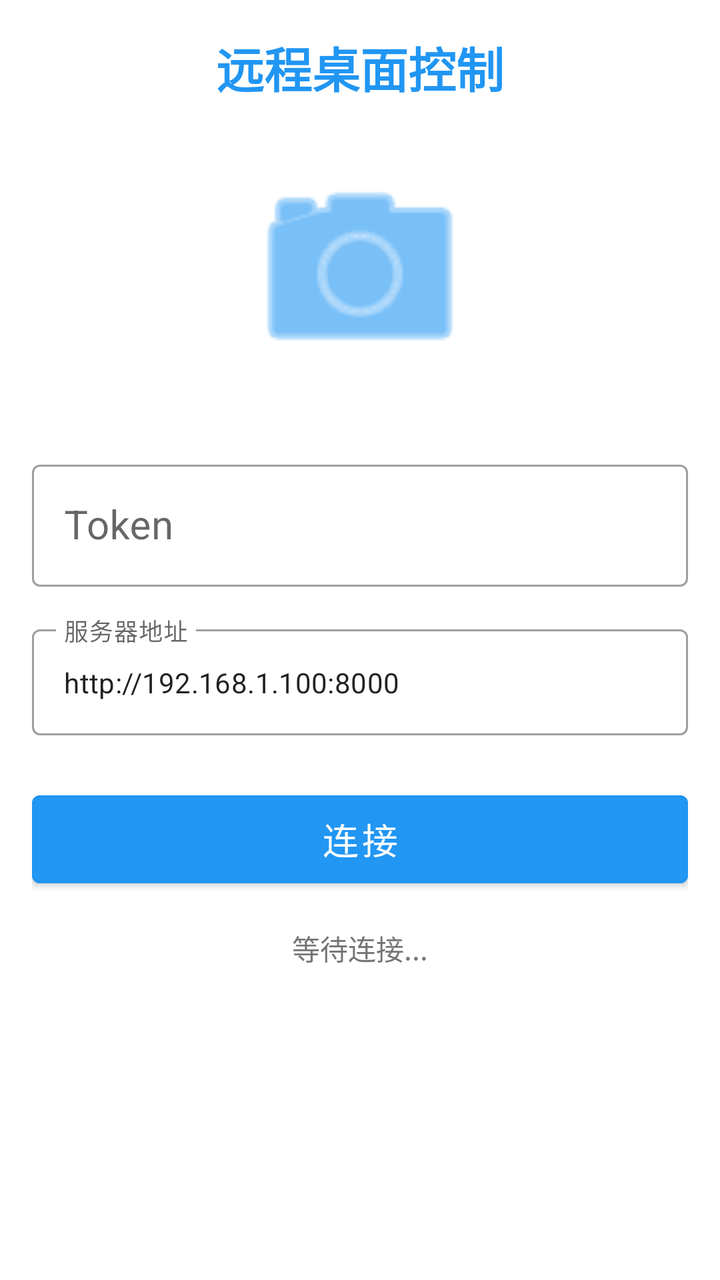
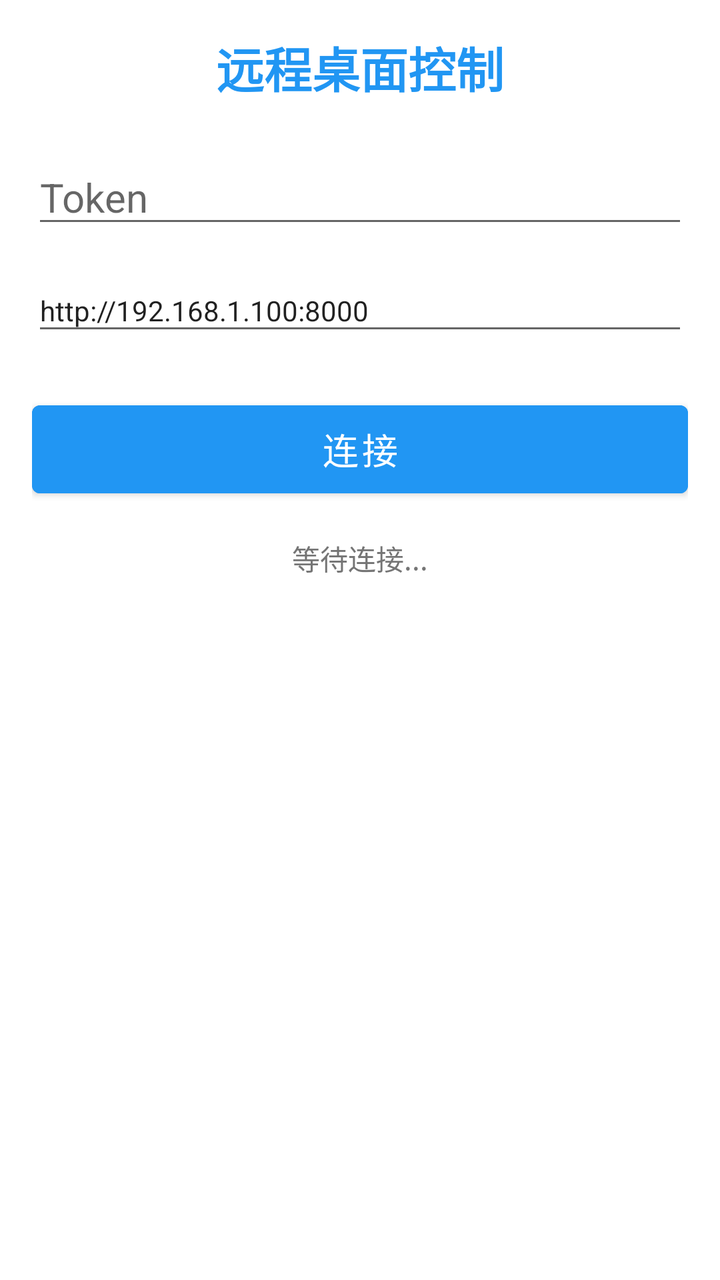

Two renders of the same Android screen: before a commit and after it. Below are the layout's source before the change and the commit's diff.
<!-- AndroidManifest.xml: application theme Theme.MaterialComponents.Light.DarkActionBar -->
<!-- res/layout/activity_main.xml -->
<?xml version="1.0" encoding="utf-8"?>
<LinearLayout xmlns:android="http://schemas.android.com/apk/res/android"
    android:layout_width="match_parent"
    android:layout_height="match_parent"
    android:orientation="vertical"
    android:padding="16dp"
    android:background="#FFFFFF">

    <TextView
        android:layout_width="match_parent"
        android:layout_height="wrap_content"
        android:text="远程桌面控制"
        android:textSize="24sp"
        android:textStyle="bold"
        android:gravity="center"
        android:paddingBottom="24dp"
        android:textColor="#2196F3"/>

    <ImageView
        android:layout_width="120dp"
        android:layout_height="120dp"
        android:src="@android:drawable/ic_menu_camera"
        android:layout_gravity="center"
        android:layout_marginBottom="32dp"
        android:tint="#2196F3"/>

    <com.google.android.material.textfield.TextInputLayout
        android:layout_width="match_parent"
        android:layout_height="wrap_content"
        android:layout_marginBottom="16dp"
        style="@style/Widget.MaterialComponents.TextInputLayout.OutlinedBox">

        <com.google.android.material.textfield.TextInputEditText
            android:id="@+id/tokenEditText"
            android:layout_width="match_parent"
            android:layout_height="wrap_content"
            android:hint="Token"
            android:inputType="textCapCharacters"
            android:maxLines="1"
            android:textSize="20sp"/>
    </com.google.android.material.textfield.TextInputLayout>

    <com.google.android.material.textfield.TextInputLayout
        android:layout_width="match_parent"
        android:layout_height="wrap_content"
        android:layout_marginBottom="24dp"
        style="@style/Widget.MaterialComponents.TextInputLayout.OutlinedBox">

        <com.google.android.material.textfield.TextInputEditText
            android:id="@+id/serverEditText"
            android:layout_width="match_parent"
            android:layout_height="wrap_content"
            android:hint="服务器地址"
            android:inputType="textUri"
            android:text="http://192.168.1.100:8000"
            android:textSize="14sp"/>
    </com.google.android.material.textfield.TextInputLayout>

    <Button
        android:id="@+id/connectButton"
        android:layout_width="match_parent"
        android:layout_height="56dp"
        android:text="连接"
        android:textSize="18sp"
        android:backgroundTint="#2196F3"/>

    <TextView
        android:id="@+id/statusText"
        android:layout_width="match_parent"
        android:layout_height="wrap_content"
        android:layout_marginTop="16dp"
        android:gravity="center"
        android:text="等待连接..."
        android:textColor="#757575"/>

    <SurfaceView
        android:id="@+id/videoView"
        android:layout_width="match_parent"
        android:layout_height="0dp"
        android:layout_weight="1"
        android:layout_marginTop="16dp"
        android:visibility="gone"/>

</LinearLayout>
<!-- resources referenced by this layout -->
<resources>

</resources>

<!-- the commit's change to res/layout/activity_main.xml (unified diff, before → after) -->
@@ -16,45 +16,25 @@
         android:paddingBottom="24dp"
         android:textColor="#2196F3"/>
 
-    <ImageView
-        android:layout_width="120dp"
-        android:layout_height="120dp"
-        android:src="@android:drawable/ic_menu_camera"
-        android:layout_gravity="center"
-        android:layout_marginBottom="32dp"
-        android:tint="#2196F3"/>
-
-    <com.google.android.material.textfield.TextInputLayout
+    <EditText
+        android:id="@+id/tokenEditText"
         android:layout_width="match_parent"
         android:layout_height="wrap_content"
-        android:layout_marginBottom="16dp"
-        style="@style/Widget.MaterialComponents.TextInputLayout.OutlinedBox">
+        android:hint="Token"
+        android:inputType="textCapCharacters"
+        android:maxLines="1"
+        android:textSize="20sp"
+        android:layout_marginBottom="16dp"/>
 
-        <com.google.android.material.textfield.TextInputEditText
-            android:id="@+id/tokenEditText"
-            android:layout_width="match_parent"
-            android:layout_height="wrap_content"
-            android:hint="Token"
-            android:inputType="textCapCharacters"
-            android:maxLines="1"
-            android:textSize="20sp"/>
-    </com.google.android.material.textfield.TextInputLayout>
-
-    <com.google.android.material.textfield.TextInputLayout
+    <EditText
+        android:id="@+id/serverEditText"
         android:layout_width="match_parent"
         android:layout_height="wrap_content"
-        android:layout_marginBottom="24dp"
-        style="@style/Widget.MaterialComponents.TextInputLayout.OutlinedBox">
-
-        <com.google.android.material.textfield.TextInputEditText
-            android:id="@+id/serverEditText"
-            android:layout_width="match_parent"
-            android:layout_height="wrap_content"
-            android:hint="服务器地址"
-            android:inputType="textUri"
-            android:text="http://192.168.1.100:8000"
-            android:textSize="14sp"/>
-    </com.google.android.material.textfield.TextInputLayout>
+        android:hint="服务器地址"
+        android:inputType="textUri"
+        android:text="http://192.168.1.100:8000"
+        android:textSize="14sp"
+        android:layout_marginBottom="24dp"/>
 
     <Button
         android:id="@+id/connectButton"
@@ -73,12 +53,4 @@
         android:text="等待连接..."
         android:textColor="#757575"/>
 
-    <SurfaceView
-        android:id="@+id/videoView"
-        android:layout_width="match_parent"
-        android:layout_height="0dp"
-        android:layout_weight="1"
-        android:layout_marginTop="16dp"
-        android:visibility="gone"/>
-
 </LinearLayout>
